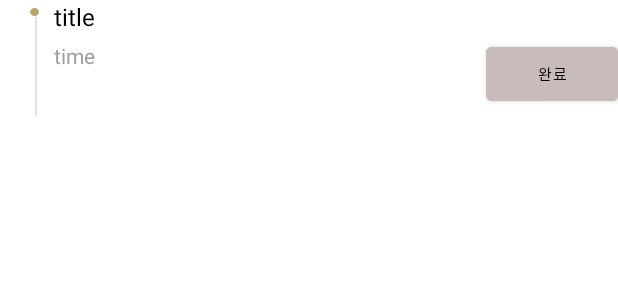
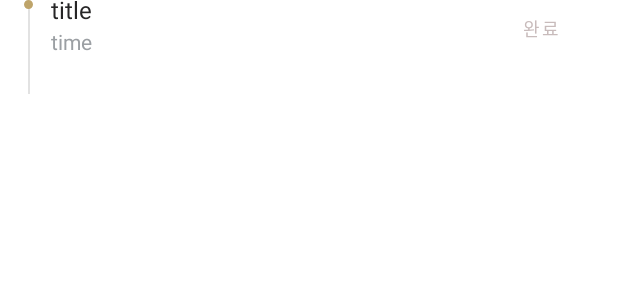
Before and after one commit to sohyun215/CopyCreativeRoutines, an Android app: the layout item_schedule_list.xml on its own in the app's theme, with its tools: preview values and no code run, on a phone screen of 412 x 824 dp. Shown: the top 300 px of the screen. Run offline under Robolectric (Android 15) with nearby library versions, the phone set to English and light mode, and no system bars.

Commit message:
[UI] item_schedule_list.xml 수정

```diff
--- a/app/src/main/java/com/android/copycreativeroutines/adapter/GreatsRVAdapter.kt
+++ b/app/src/main/java/com/android/copycreativeroutines/adapter/GreatsRVAdapter.kt
@@ -30,7 +30,7 @@ class GreatsRVAdapter : RecyclerView.Adapter<GreatsRVAdapter.GreatsViewHolder>()
             // Firebase Storage에서 이미지를 갑져오는 방식이 너무 오래걸려서 프로젝트 내부 사진으로부터 가져옴
             val imageName = data.image.chunked(data.image.length-4)[0]
             val image = this.itemView.context.resources.getIdentifier(imageName, "drawable", this.itemView.context.packageName)
-            Log.d("testtt", image.toString())
+//            Log.d("testtt", image.toString())
             Glide.with(this.itemView.context)
                     .load(image)
                     .circleCrop()
--- a/app/src/main/res/layout/fragment_home.xml
+++ b/app/src/main/res/layout/fragment_home.xml
@@ -58,6 +58,7 @@
                     android:src="@drawable/ic_round_expand_more"
                     tools:ignore="TouchTargetSizeCheck" />
 
+                <!--
                 <Button
                     android:id="@+id/btn_test"
                     android:layout_gravity="end"
@@ -65,6 +66,7 @@
                     android:layout_height="wrap_content"
                     android:textColor="@color/white"
                     android:text="계정 초기화"/>
+                -->
 
             </androidx.appcompat.widget.Toolbar>
 
--- a/app/src/main/res/layout/item_schedule_list.xml
+++ b/app/src/main/res/layout/item_schedule_list.xml
@@ -1,73 +1,69 @@
 <?xml version="1.0" encoding="utf-8"?>
-<LinearLayout xmlns:android="http://schemas.android.com/apk/res/android"
-    xmlns:tools="http://schemas.android.com/tools"
+<androidx.constraintlayout.widget.ConstraintLayout xmlns:android="http://schemas.android.com/apk/res/android"
+    xmlns:app="http://schemas.android.com/apk/res-auto"
     android:layout_width="match_parent"
-    android:layout_height="wrap_content"
-    android:orientation="horizontal"
-   >
-
-    <LinearLayout
-        android:layout_width="wrap_content"
-        android:layout_height="match_parent"
-        android:orientation="vertical"
-        android:paddingTop="5dp">
-
-        <View
-            android:id="@+id/circle"
-            android:layout_width="6dp"
-            android:layout_height="5dp"
-            android:layout_marginLeft="20dp"
-            android:background="@drawable/list_circle" />
+    android:layout_height="wrap_content">
 
     <View
         android:id="@+id/line"
         android:layout_width="1dp"
-            android:layout_height="70dp"
-            android:layout_marginLeft="23dp"
-            android:background="@drawable/list_line" />
+        android:layout_height="0dp"
+        android:background="#E2E2E2"
+        android:layout_marginTop="1dp"
+        app:layout_constraintTop_toTopOf="@id/circle"
+        app:layout_constraintBottom_toBottomOf="parent"
+        app:layout_constraintStart_toStartOf="@id/circle"
+        app:layout_constraintEnd_toEndOf="@id/circle" />
 
-    </LinearLayout>
-
-    <LinearLayout
-        android:layout_width="match_parent"
-        android:layout_height="77dp"
-        android:layout_marginLeft="10dp"
-        android:orientation="vertical">
+    <ImageView
+        android:id="@+id/circle"
+        android:layout_width="6dp"
+        android:layout_height="0dp"
+        android:layout_marginStart="16dp"
+        android:background="@drawable/list_circle"
+        app:layout_constraintDimensionRatio="1:1"
+        app:layout_constraintStart_toStartOf="parent"
+        app:layout_constraintTop_toTopOf="parent" />
 
     <TextView
         android:id="@+id/scheduleTitle"
-            android:layout_width="match_parent"
+        android:layout_width="0dp"
         android:layout_height="wrap_content"
-            android:layout_marginTop="0dp"
+        android:layout_marginTop="-5dp"
+        android:layout_marginStart="12dp"
+        android:layout_marginEnd="12dp"
+        android:ellipsize="end"
+        android:singleLine="true"
         android:text="title"
-            android:textColor="@color/black"
-            android:textSize="16sp" />
-
-        <LinearLayout
-            android:layout_width="match_parent"
-            android:layout_height="match_parent"
-            android:orientation="horizontal">
+        android:textColor="#262526"
+        android:textSize="16sp"
+        app:layout_constraintStart_toEndOf="@id/circle"
+        app:layout_constraintEnd_toStartOf="@id/completeBtn"
+        app:layout_constraintTop_toTopOf="parent" />
 
     <TextView
         android:id="@+id/scheduleTime"
-                android:layout_weight="8"
-                android:layout_width="match_parent"
+        android:layout_width="wrap_content"
         android:layout_height="wrap_content"
-                android:layout_marginTop="5dp"
+        android:layout_marginTop="1dp"
+        android:layout_marginBottom="25dp"
         android:text="time"
-                android:textColor="#9B9FA3" />
+        android:textColor="#9B9FA3"
+        android:textSize="14sp"
+        app:layout_constraintTop_toBottomOf="@id/scheduleTitle"
+        app:layout_constraintBottom_toBottomOf="parent"
+        app:layout_constraintStart_toStartOf="@id/scheduleTitle"/>
 
     <Button
         android:id="@+id/completeBtn"
         android:layout_width="wrap_content"
         android:layout_height="wrap_content"
-                android:layout_gravity="center"
-                android:backgroundTint="#C8BBBB"
+        android:layout_marginEnd="8dp"
+        android:background="#00ff0000"
         android:text="완료"
-                android:textColor="#070000"
-                android:textSize="10sp" />
-        </LinearLayout>
+        android:textColor="#C8BBBB"
+        android:textSize="12sp"
+        app:layout_constraintTop_toTopOf="@id/scheduleTitle"
+        app:layout_constraintEnd_toEndOf="parent" />
 
-    </LinearLayout>
-
-</LinearLayout>
+</androidx.constraintlayout.widget.ConstraintLayout>
```
Lines whose indentation alone changed are shown as unchanged.
